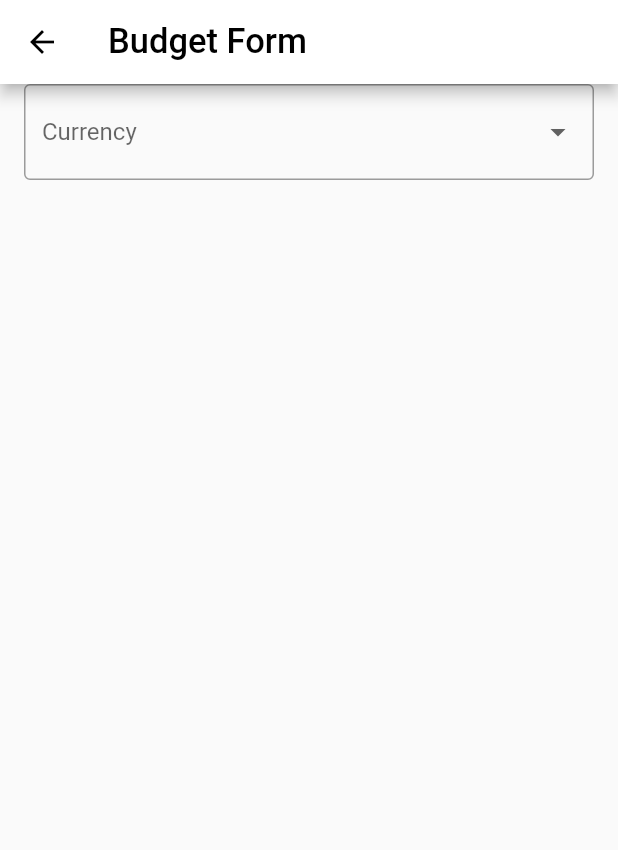
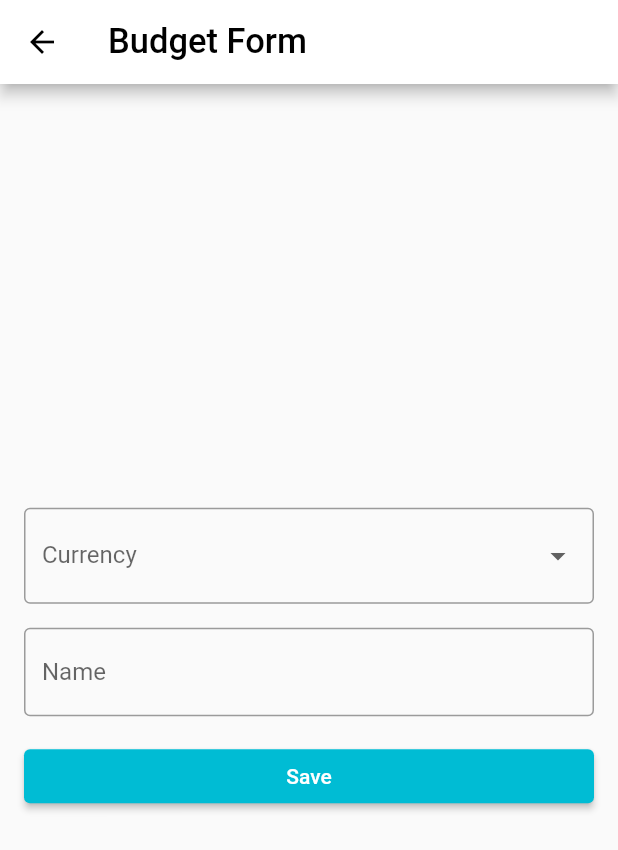
Before and after one commit to HRahimy/budgeter, a Flutter app: the screen it shows after launch, after a tap on the "add" icon, on a phone screen of 412 x 824 dp. Shown: the top 850 px of the screen. Run offline on Flutter 3.47's test engine with Material 2 defaults, Android fonts, the light colour scheme and no system bars; our stand-ins replace bloc, equatable, flutter_bloc.

Commit message:
Budgets form Add bloc and editing budget args to budget form

```diff
--- a/lib/budgeter_theme.dart
+++ b/lib/budgeter_theme.dart
@@ -11,6 +11,14 @@ class BudgeterTheme {
       highlightColor: highlightColor,
       floatingActionButtonTheme: const FloatingActionButtonThemeData(
         backgroundColor: highlightColor,
+      ),
+      buttonTheme: const ButtonThemeData(
+        buttonColor: highlightColor,
+      ),
+      elevatedButtonTheme: ElevatedButtonThemeData(
+        style: ElevatedButton.styleFrom(
+          primary: highlightColor,
+        ),
       ),
       appBarTheme: const AppBarTheme(
         backgroundColor: Colors.white,
--- a/lib/budgets/widgets/budgets_form_screen.dart
+++ b/lib/budgets/widgets/budgets_form_screen.dart
@@ -1,5 +1,20 @@
+import 'package:budgeter/budgets/bloc/budgets_cubit.dart';
 import 'package:budgeter/models/budget.dart';
+import 'package:equatable/equatable.dart';
 import 'package:flutter/material.dart';
+
+class BudgetsFormScreenArgs extends Equatable {
+  const BudgetsFormScreenArgs({
+    required this.budgetsCubit,
+    this.editingBudget,
+  });
+
+  final BudgetsCubit budgetsCubit;
+  final Budget? editingBudget;
+
+  @override
+  List<Object?> get props => [budgetsCubit, editingBudget];
+}
 
 class BudgetsFormScreen extends StatelessWidget {
   const BudgetsFormScreen({Key? key}) : super(key: key);
@@ -7,18 +22,26 @@ class BudgetsFormScreen extends StatelessWidget {
 
   @override
   Widget build(BuildContext context) {
+    // Extract the arguments from the current ModalRoute
+    // settings and cast them as ScreenArguments.
+    final args =
+        ModalRoute.of(context)!.settings.arguments as BudgetsFormScreenArgs;
     return Scaffold(
       appBar: AppBar(
         title: const Text('Budget Form'),
       ),
-      body: _Form(),
+      body: _Form(editingBudget: args.editingBudget),
     );
   }
 }
 
 class _Form extends StatelessWidget {
-  _Form({Key? key}) : super(key: key);
+  _Form({
+    Key? key,
+    this.editingBudget,
+  }) : super(key: key);
 
+  final Budget? editingBudget;
   final GlobalKey<FormState> _budgetFormKey = GlobalKey<FormState>();
 
   @override
@@ -27,8 +50,22 @@ class _Form extends StatelessWidget {
       key: _budgetFormKey,
       child: Padding(
         padding: const EdgeInsets.symmetric(horizontal: 16),
-        child: Column(
-          children: [_CurrencyInputField()],
+        child: Align(
+          alignment: Alignment.center,
+          child: ListView(
+            shrinkWrap: true,
+            children: [
+              _CurrencyInputField(),
+              const Padding(padding: EdgeInsets.only(top: 16)),
+              _NameField(),
+              const Padding(padding: EdgeInsets.only(top: 16)),
+              _SubmitButton(),
+              if (editingBudget != null) ...[
+                const Padding(padding: EdgeInsets.only(top: 16)),
+                _DeleteButton(),
+              ]
+            ],
+          ),
         ),
       ),
     );
@@ -67,3 +104,36 @@ class _CurrencyInputField extends StatelessWidget {
     );
   }
 }
+
+class _NameField extends StatelessWidget {
+  @override
+  Widget build(BuildContext context) {
+    return TextFormField(
+      onChanged: (value) {},
+      decoration: const InputDecoration(labelText: 'Name'),
+    );
+  }
+}
+
+class _SubmitButton extends StatelessWidget {
+  @override
+  Widget build(BuildContext context) {
+    return ElevatedButton(
+      onPressed: () {},
+      child: const Text('Save'),
+    );
+  }
+}
+
+class _DeleteButton extends StatelessWidget {
+  @override
+  Widget build(BuildContext context) {
+    return OutlinedButton(
+      onPressed: () {},
+      child: const Text('Delete'),
+      style: OutlinedButton.styleFrom(
+        primary: Colors.red,
+      ),
+    );
+  }
+}
--- a/lib/budgets/widgets/budgets_screen.dart
+++ b/lib/budgets/widgets/budgets_screen.dart
@@ -1,10 +1,22 @@
+import 'package:budgeter/budgets/bloc/budgets_cubit.dart';
 import 'package:budgeter/budgets/widgets/budgets_form_screen.dart';
 import 'package:flutter/material.dart';
+import 'package:flutter_bloc/flutter_bloc.dart';
 
 class BudgetsScreen extends StatelessWidget {
   const BudgetsScreen({Key? key}) : super(key: key);
   static const String routeName = '/budgetsScreen';
 
+  @override
+  Widget build(BuildContext context) {
+    return BlocProvider(
+      create: (_) => BudgetsCubit(),
+      child: _Body(),
+    );
+  }
+}
+
+class _Body extends StatelessWidget {
   @override
   Widget build(BuildContext context) {
     return Scaffold(
@@ -22,9 +34,13 @@ class BudgetsScreen extends StatelessWidget {
       ),
       floatingActionButton: FloatingActionButton(
         onPressed: () {
+          final bloc = BlocProvider.of<BudgetsCubit>(context);
           Navigator.pushNamed(
             context,
             BudgetsFormScreen.routeName,
+            arguments: BudgetsFormScreenArgs(
+              budgetsCubit: bloc,
+            ),
           );
         },
         child: const Icon(Icons.add),
```
